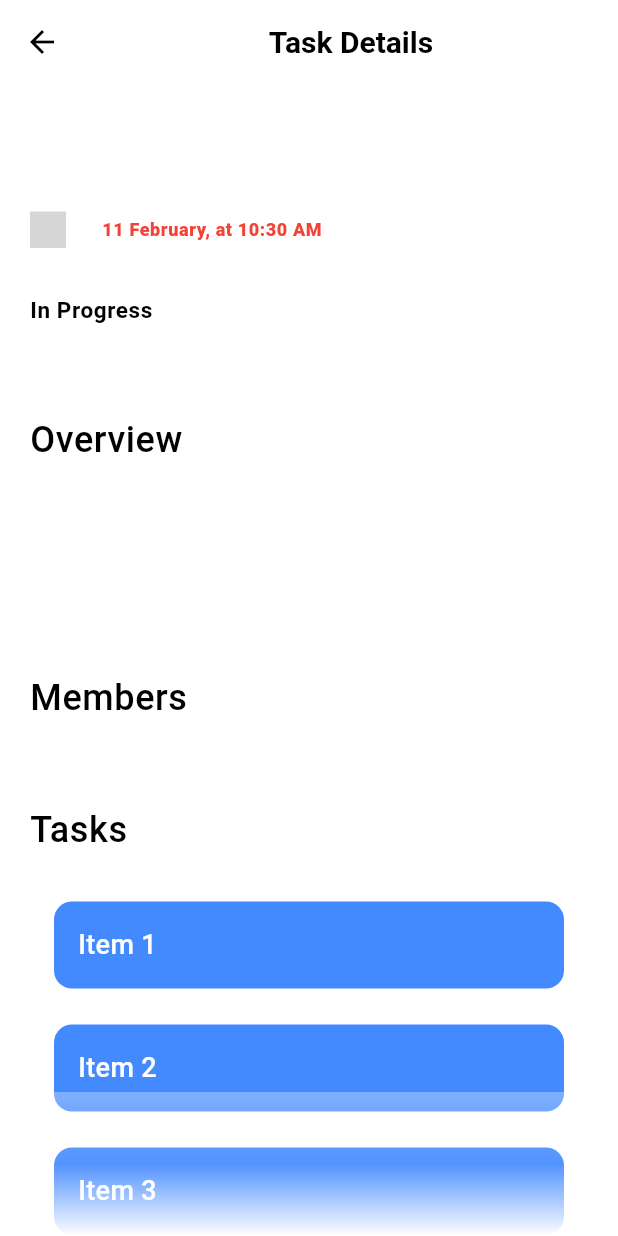
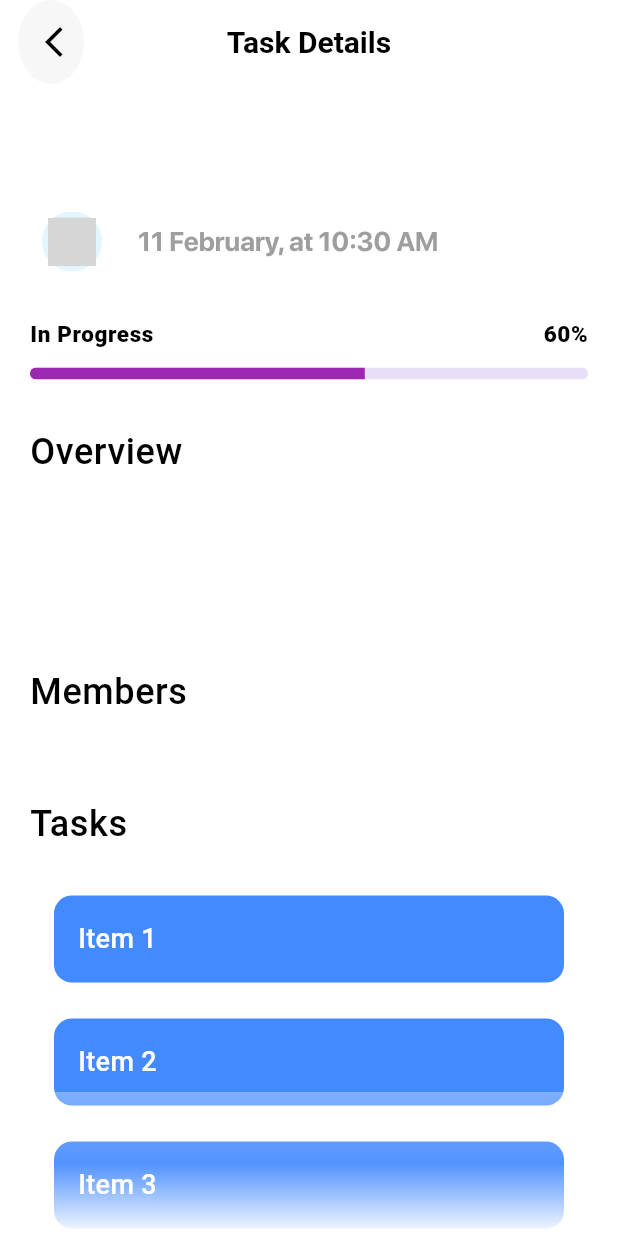
Before and after one commit to VitaliiKharlan/todo_app, a Flutter app: the TaskDetailScreen screen opened directly with empty values, on a phone screen of 412 x 824 dp. Run offline on Flutter 3.47's test engine with Material 3 defaults, Android fonts, the phone set to English and light mode, and no system bars; our stand-ins replace auto_route, flutter_bloc, flutter_svg; project files that could hold a hidden picture were left out; grey boxes are pictures that could not be loaded.

Commit message:
add design TaskDetail part 3

```diff
--- a/lib/features/task/view/task_screen.dart
+++ b/lib/features/task/view/task_screen.dart
@@ -74,7 +74,7 @@ class TaskScreen extends StatelessWidget {
                     child: Center(
                       child: Text(
                         state.exception?.toString() ?? 'MAGA',
-                        style: AppTextStyle.defaultSemiBoldLargeTitle,
+                        style: AppTextStyle.defaultListCardMain,
                       ),
                     ),
                   );
--- a/lib/features/task_derail/task_detail.dart
+++ b/lib/features/task_derail/task_detail.dart
@@ -1 +1,2 @@
 export 'view/view.dart';
+export 'widgets/widgets.dart';
--- a/lib/features/task_derail/view/task_detail_screen.dart
+++ b/lib/features/task_derail/view/task_details_screen.dart
@@ -6,6 +6,9 @@ import 'package:auto_route/auto_route.dart';
 import 'package:flutter_svg/flutter_svg.dart';
 import 'package:intl/intl.dart';
 import 'package:todo_app/features/add_new_task/view/add_new_task_screen.dart';
+import 'package:todo_app/features/task_derail/task_detail.dart';
+import 'package:todo_app/ui/theme/app_colors.dart';
+import 'package:todo_app/ui/theme/app_text_style.dart';
 import 'package:todo_app/ui/theme/app_theme.dart';
 
 @RoutePage()
@@ -25,13 +28,31 @@ class TaskDetailScreen extends StatelessWidget {
       appBar: AppBar(
         backgroundColor: Colors.white,
         iconTheme: IconThemeData(color: Colors.black),
-        title: Center(
-          child: Text(
+        centerTitle: true,
+        leading: Padding(
+          padding: const EdgeInsets.only(left: 12),
+          child: SizedBox(
+            width: 40,
+            child: ClipOval(
+              child: Container(
+                color: Colors.grey.withAlpha(20),
+                padding: EdgeInsets.all(4),
+                child: IconButton(
+                  icon: Icon(Icons.arrow_back_ios_new),
+                  onPressed: () {
+                    Navigator.pop(context);
+                  },
+
+                ),
+              ),
+            ),
+          ),
+        ),
+        title: Text(
           'Task Details',
           style: TextStyle(
             color: Colors.black,
             fontWeight: FontWeight.bold,
-            ),
           ),
         ),
       ),
@@ -55,13 +76,20 @@ class TaskDetailScreen extends StatelessWidget {
                 SizedBox(height: 20),
                 Row(
                   children: [
-                    SvgPicture.asset(
+                    SizedBox(width: 8),
+                    ClipOval(
+                      child: Container(
+                        color: Colors.lightBlueAccent.withAlpha(40),
+                        padding: EdgeInsets.all(4),
+                        child: SvgPicture.asset(
                           'assets/svg/${task.taskType!.name}.svg',
-                      width: 24,
-                      height: 24,
+                          width: 32,
+                          height: 32,
                           colorFilter: ColorFilter.mode(
                             task.taskType!.color,
                             BlendMode.srcIn,
+                          ),
+                        ),
                       ),
                     ),
                     SizedBox(width: 24),
@@ -70,25 +98,37 @@ class TaskDetailScreen extends StatelessWidget {
                       Text(
                         DateFormat("dd MMMM, 'at' hh:mm a")
                             .format(task.taskDeadline!),
-                        style: theme.textTheme.bodySmall?.copyWith(
-                          fontSize: 12,
-                          fontWeight: FontWeight.w800,
-                          color: Colors.red,
-                        ),
+                        style: AppTextStyle.dateProgressIndicator
+                            .copyWith(color: AppColors.dateProgressIndicator),
                       ),
                     ]
                   ],
                 ),
                 SizedBox(height: 32),
+                Row(
+                  mainAxisAlignment: MainAxisAlignment.spaceBetween,
+                  children: [
                     Text(
                       'In Progress',
                       style: theme.textTheme.bodySmall?.copyWith(
                         fontSize: 15,
-                    fontWeight: FontWeight.w600,
+                        fontWeight: FontWeight.w800,
                         color: Colors.black,
                       ),
                     ),
-                SizedBox(height: 40),
+                    Text(
+                      '60%',
+                      style: theme.textTheme.bodySmall?.copyWith(
+                        fontSize: 15,
+                        fontWeight: FontWeight.w800,
+                        color: Colors.black,
+                      ),
+                    ),
+                  ],
+                ),
+                SizedBox(height: 8),
+                InProgressIndicator(),
+                SizedBox(height: 8),
                 SizedBox(height: 20),
                 Text(
                   'Overview',
@@ -98,18 +138,29 @@ class TaskDetailScreen extends StatelessWidget {
                     color: Colors.black,
                   ),
                 ),
-                SizedBox(height: 20),
+                SizedBox(height: 8),
                 SizedBox(
                   width: double.infinity,
                   height: 100,
+                  child: Column(
+                    crossAxisAlignment: CrossAxisAlignment.start,
+                    children: [
+                      Text(
+                        task.taskDescription.toString(),
+                        style: AppTextStyle.description
+                            .copyWith(color: AppColors.dateProgressIndicator),
+                        overflow: TextOverflow.ellipsis,
+                        maxLines: 3,
+                      ),
+                      if (task.taskDescription.toString().length > 3)
+                        TextButton(
+                          onPressed: () {},
                           child: Text(
-                    task.taskDescription.toString(),
-                    style: theme.textTheme.bodySmall?.copyWith(
-                      fontSize: 12,
-                      fontWeight: FontWeight.w500,
-                      color: Colors.grey,
+                            "...Read More",
+                            style: TextStyle(color: Colors.blue),
                           ),
-                    overflow: TextOverflow.ellipsis,
+                        ),
+                    ],
                   ),
                 ),
                 SizedBox(height: 20),
@@ -182,8 +233,7 @@ class TaskDetailScreen extends StatelessWidget {
                   ),
                 ),
                 child: ImageFiltered(
-                  imageFilter:
-                      ImageFilter.blur(sigmaX: 10, sigmaY: 10),
+                  imageFilter: ImageFilter.blur(sigmaX: 10, sigmaY: 10),
                 ),
               ),
             ),
--- a/lib/features/task_derail/view/view.dart
+++ b/lib/features/task_derail/view/view.dart
@@ -1 +1 @@
-export 'task_detail_screen.dart';
+export 'task_details_screen.dart';
--- /dev/null
+++ b/lib/features/task_derail/widgets/in_progress_indicator.dart
@@ -0,0 +1,42 @@
+import 'package:flutter/material.dart';
+
+class InProgressIndicator extends StatefulWidget {
+  const InProgressIndicator({super.key});
+
+  @override
+  _InProgressIndicatorState createState() => _InProgressIndicatorState();
+}
+
+final double _value = 60;
+final double _valuePercent = _value/100;
+
+class _InProgressIndicatorState extends State<InProgressIndicator> {
+
+  @override
+  Widget build(BuildContext context) {
+    return Center(
+      child: Column(
+        mainAxisAlignment: MainAxisAlignment.center,
+        children: [
+          Padding(
+            padding: EdgeInsets.symmetric(
+              vertical: 4,
+            ),
+            child: SizedBox(
+              width: double.infinity,
+              height: 8,
+              child: ClipRRect(
+                borderRadius: BorderRadius.circular(4),
+                child: LinearProgressIndicator(
+                  value: _valuePercent,
+                  backgroundColor: Colors.lightBlueAccent[300],
+                  valueColor: AlwaysStoppedAnimation<Color>(Colors.purple),
+                ),
+              ),
+            ),
+          ),
+        ],
+      ),
+    );
+  }
+}
--- /dev/null
+++ b/lib/features/task_derail/widgets/widgets.dart
@@ -0,0 +1 @@
+export 'in_progress_indicator.dart';
--- a/lib/main.dart
+++ b/lib/main.dart
@@ -1,6 +1,8 @@
 import 'package:flutter/material.dart';
+//
 import 'package:todo_app/router/router.dart';
 import 'package:todo_app/ui/ui.dart';
+import 'package:todo_app/features/task_derail/widgets/in_progress_indicator.dart';
 
 void main() async {
   runApp(const TodoApp());
@@ -24,5 +26,6 @@ class _TodoAppState extends State<TodoApp> {
       theme: themeData,
       routerConfig: _router.config(),
     );
+    // return InProgressIndicator();
   }
 }
```
Also changed, not shown: lib/ui/theme/app_colors.dart (+5 -14 lines), lib/ui/theme/app_text_style.dart (+20 -107 lines). Lines whose indentation alone changed are shown as unchanged.
